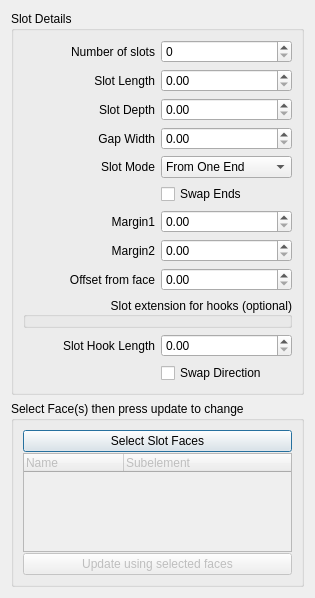
First picture: the form in dialogs/slots.ui, repository Eskibrew/LaserBoxTools, before the edit.
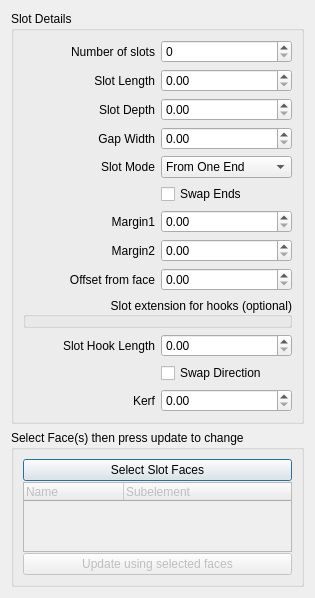
Second picture: the form after the edit. Custom widgets are drawn as their Qt base class.

Commit message:
Add laser kerf compensation parameter to Tabs, Slots and Basic Box
Tabs are widened and slots narrowed by kerf/2 per side, keeping centres
fixed and leaving ends that lie on the panel edge in place.

Diff of the .ui file:
```diff
--- a/dialogs/slots.ui
+++ b/dialogs/slots.ui
@@ -184,6 +184,23 @@
         </property>
        </widget>
       </item>
+      <item row="16" column="0">
+       <widget class="QLabel" name="labelKerf">
+        <property name="text">
+         <string>Kerf</string>
+        </property>
+        <property name="alignment">
+         <set>Qt::AlignRight|Qt::AlignTrailing|Qt::AlignVCenter</set>
+        </property>
+       </widget>
+      </item>
+      <item row="16" column="1">
+       <widget class="Gui::QuantitySpinBox" name="Kerf">
+        <property name="toolTip">
+         <string>Laser kerf (beam width). Each slot is narrowed by kerf/2 on each side.</string>
+        </property>
+       </widget>
+      </item>
      </layout>
     </widget>
    </item>
```
The commit also changes 7 other files.
